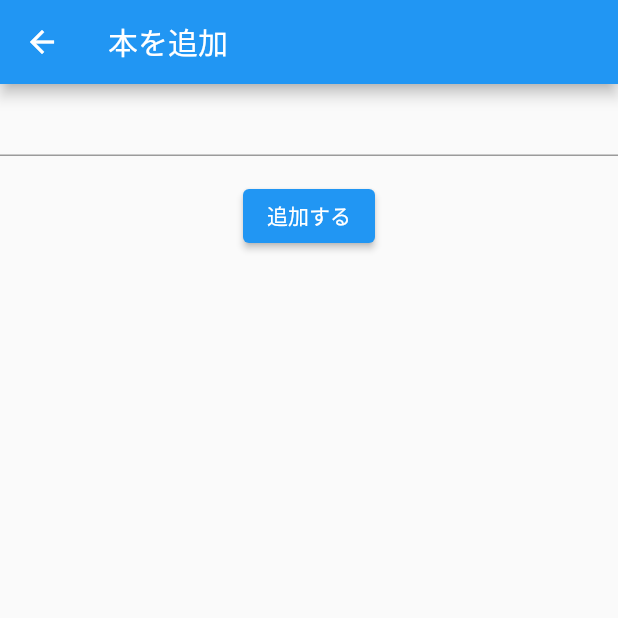
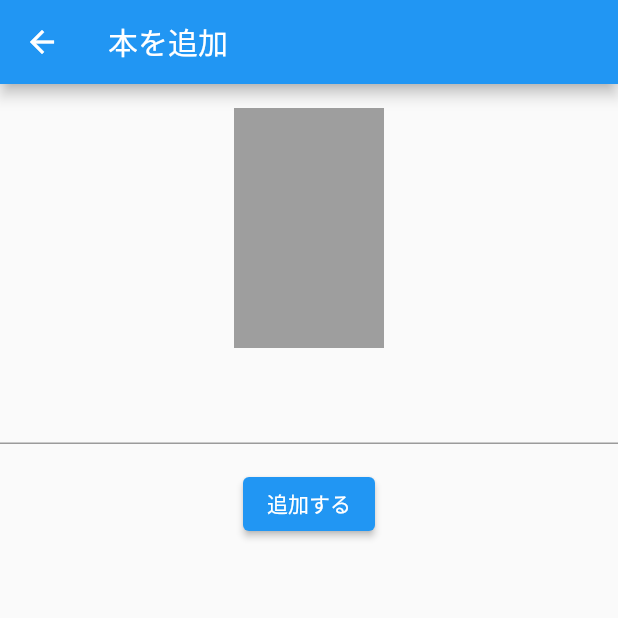
Before and after one commit to s-ohtsuki1/simpleAlbum, a Flutter app: the AddBookPage screen opened directly, on a phone screen of 412 x 824 dp, the top half of it. Run offline on Flutter 3.47's test engine with Material 2 defaults, Android fonts, the phone set to English and light mode, and no system bars; our stand-ins replace cloud_firestore, firebase_auth, firebase_storage, image_picker; accounts and stored records are empty.

Commit message:
本画像アップロード処理追加

```diff
--- a/lib/presentaition/add_book/add_book_page.dart
+++ b/lib/presentaition/add_book/add_book_page.dart
@@ -31,7 +31,9 @@ class AddBookPageState extends State<AddBookPage> {
     }
     return ChangeNotifierProvider<AddBookModel>(
       create: (_) => AddBookModel(),
-      child: Scaffold(
+      child: Stack(
+        children: [
+          Scaffold(
             appBar: AppBar(
               title: Text(isUpdate ? '本を編集' : '本を追加'),
             ),
@@ -40,6 +42,23 @@ class AddBookPageState extends State<AddBookPage> {
                 key: _formKey,
                 child: Column(
                   children: [
+                    Padding(
+                      padding: const EdgeInsets.all(16.0),
+                      child: SizedBox(
+                        width: 100,
+                        height: 160,
+                        child: InkWell(
+                          onTap: () async {
+                            await model.showImagePicker();
+                          },
+                          child: model.imageFile != null
+                              ? Image.file(model.imageFile)
+                              : Container(
+                                  color: Colors.grey,
+                                ),
+                        ),
+                      ),
+                    ),
                     TextFormField(
                       validator: (val) {
                         if (val.isEmpty) {
@@ -58,13 +77,15 @@ class AddBookPageState extends State<AddBookPage> {
                       child: ElevatedButton(
                         onPressed: () async {
                           if (_formKey.currentState.validate()) {
+                            await model.startLoading();
+
                             // Firestoreに追加
                             if (isUpdate) {
                               await model.updateBook(book);
                             } else {
                               await model.addBook();
                             }
-
+                            await model.endLoading();
                             final doneMessage = isUpdate ? '編集しました' : '追加しました';
                             Navigator.pop(context, doneMessage);
                           }
@@ -77,6 +98,25 @@ class AddBookPageState extends State<AddBookPage> {
               );
             }),
           ),
+          // ローディングアニメーション
+          Consumer<AddBookModel>(
+            builder: (context, model, child) {
+              bool r = model.isUploading;
+              return model.isUploading
+                  ? Container(
+                      color: Colors.grey.withOpacity(0.7),
+                      child: Center(
+                        child: CircularProgressIndicator(
+                          valueColor:
+                              AlwaysStoppedAnimation<Color>(Colors.indigo),
+                        ),
+                      ),
+                    )
+                  : SizedBox();
+            },
+          ),
+        ],
+      ),
     );
   }
 }
--- a/pubspec.yaml
+++ b/pubspec.yaml
@@ -16,6 +16,9 @@ dependencies:
   firebase_core: ^0.4.5
   cloud_firestore: ^0.13.6
   firebase_auth: ^0.16.1
+  image_picker: ^0.6.7+22
+  firebase_storage: ^3.1.6
+
 dev_dependencies:
   flutter_test:
     sdk: flutter
```
Also changed, not shown: lib/presentaition/add_book/add_book_model.dart (+45 -2 lines), lib/presentaition/book_list/book_list_page.dart (+27 -35 lines), pubspec.lock, 2 other files. Lines whose indentation alone changed are shown as unchanged.
